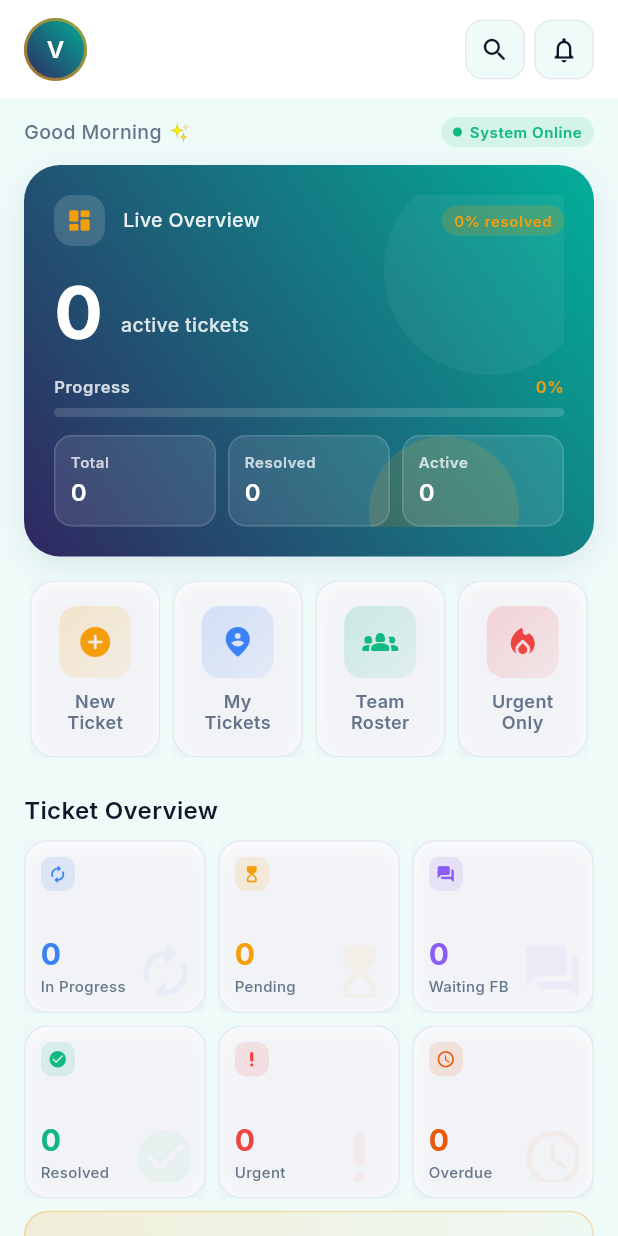
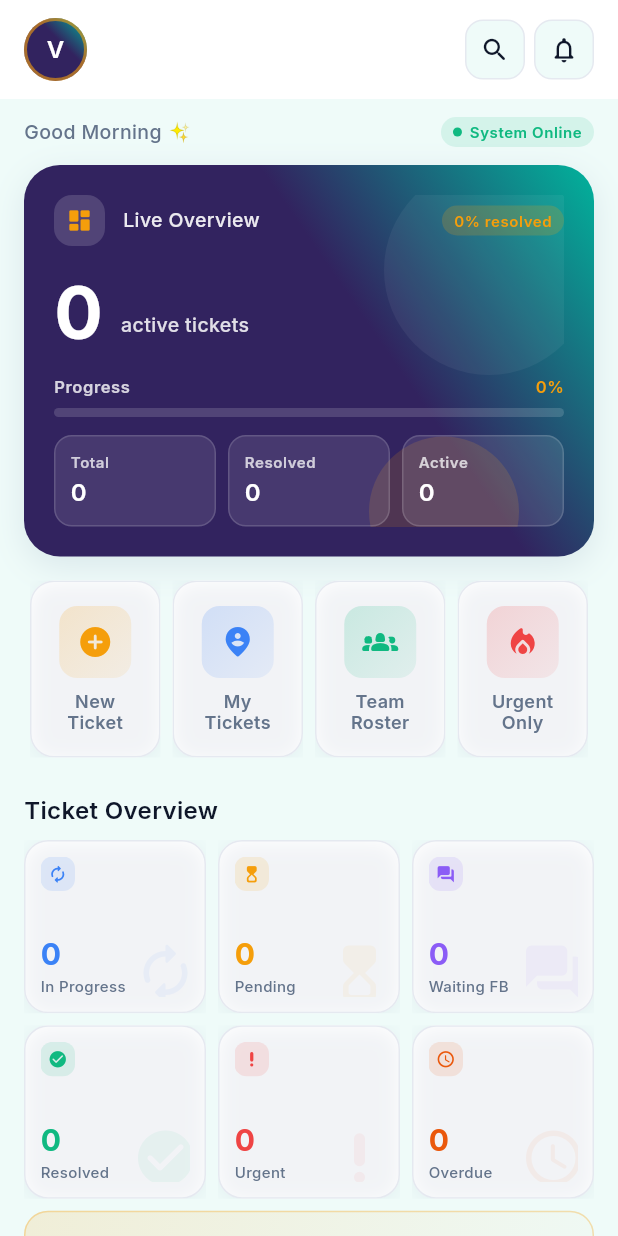
Before and after one commit to rayhanvision-a11y/VISION-Smart-System, a Flutter app: the DashboardScreen screen opened directly, on a phone screen of 412 x 824 dp. Run offline on Flutter 3.47's test engine with Material 3 defaults, Android fonts, the phone set to English and light mode, and no system bars; our stand-ins replace file_picker, firebase_core, firebase_database, firebase_messaging, flutter_local_notifications, flutter_map and 5 more; accounts and stored records are empty; network calls fail.

Commit message:
theme: brand gradient — deep purple #32235F (60% stop) → teal #01B39C at 45°
Primary teal adjusted to exact brand #01B39C. Hero gradient uses stops [0.6, 1.0]
so first color dominates 60% of the fill before transitioning to teal.

Co-Authored-By: Claude Opus 4.7 <noreply@anthropic.com>

```diff
--- a/mobile_app/lib/theme/app_theme.dart
+++ b/mobile_app/lib/theme/app_theme.dart
@@ -3,9 +3,9 @@ import 'package:google_fonts/google_fonts.dart';
 import '../services/app_state.dart';
 
 class AppColors {
-  // VISION Technologies Limited brand colors (from company leaflet)
-  static const primary = Color(0xFF02AF99);      // Brand teal — buttons/main
-  static const primaryDark = Color(0xFF302760);  // Deep purple — gradient start
+  // VISION Technologies Limited brand colors
+  static const primary = Color(0xFF01B39C);      // Brand teal — buttons/main
+  static const primaryDark = Color(0xFF32235F);  // Deep purple — gradient start
   static const primaryLight = Color(0xFF20D0BE); // Bright teal highlight
   static const accent = Color(0xFFF59E0B);       // Warm amber — CTAs/highlights
   static const accentSoft = Color(0xFFFEF3C7);
@@ -78,7 +78,8 @@ class AppColors {
   static LinearGradient get heroGradient => const LinearGradient(
         begin: Alignment.bottomLeft,   // 45° = bottom-left → top-right
         end: Alignment.topRight,
-        colors: [Color(0xFF302760), Color(0xFF02AF99)],
+        colors: [Color(0xFF32235F), Color(0xFF01B39C)],
+        stops: [0.6, 1.0],
       );
 
   static LinearGradient get goldGradient => const LinearGradient(
```
